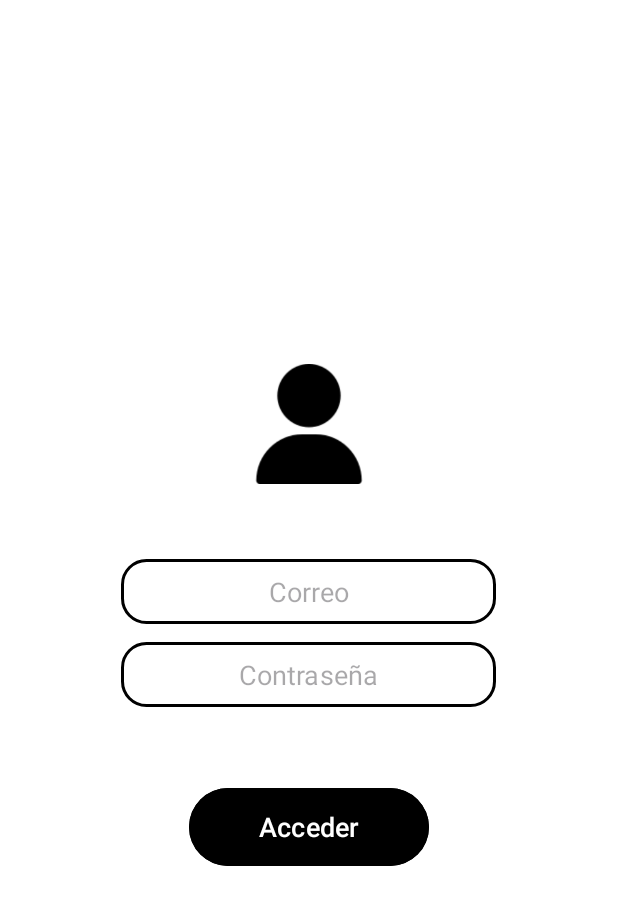
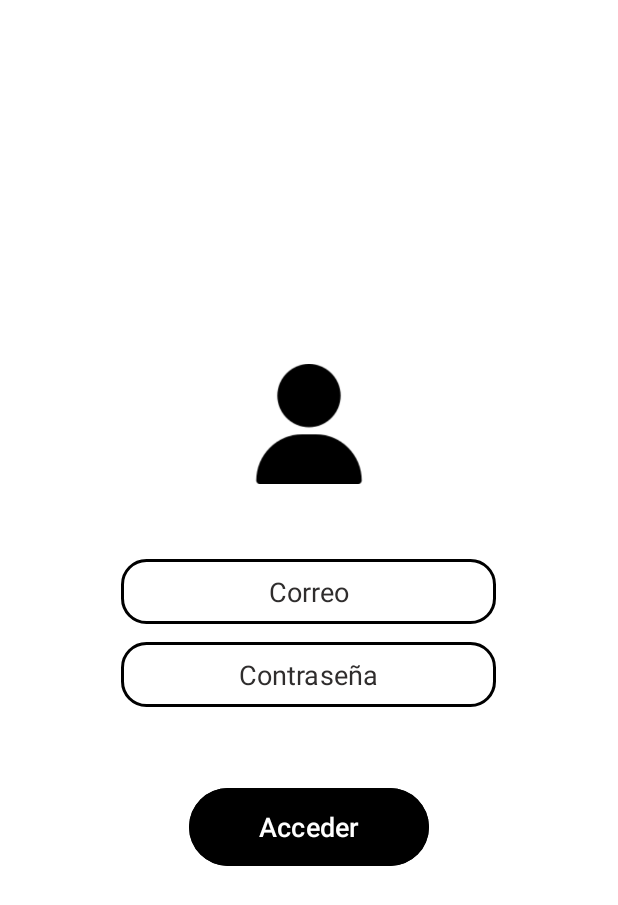
Before and after one commit to AlcahofaCreator/GeoApp, an Android app: the screen it shows after launch (Login), on a phone screen of 412 x 824 dp. Shown: the top 905 px of the screen. Run offline under Robolectric (Android 15) with nearby library versions, the phone set to English and light mode, and no system bars; our stand-ins replace Firebase (no records; nobody signed in at launch, a user with empty details on screens opened directly).

Commit message:
InterfacesV1.1

```diff
--- a/app/src/main/res/layout/activity_login.xml
+++ b/app/src/main/res/layout/activity_login.xml
@@ -31,6 +31,8 @@
             android:layout_width="250dp"
             android:layout_height="wrap_content"
             android:hint="Correo"
+            android:textColorHint="@color/gray"
+            android:textColor="@color/black"
             android:padding="9dp"
             android:layout_marginBottom="12dp"
             android:background="@drawable/rounded_edittext"
@@ -41,8 +43,10 @@
             android:layout_width="250dp"
             android:layout_height="wrap_content"
             android:hint="Contraseña"
+            android:textColorHint="@color/gray"
             android:padding="9dp"
             android:inputType="textPassword"
+            android:textColor="@color/black"
             android:background="@drawable/rounded_edittext"
             android:layout_marginBottom="50dp"
             android:textAlignment="center" />
--- a/app/src/main/res/layout/activity_main.xml
+++ b/app/src/main/res/layout/activity_main.xml
@@ -26,6 +26,7 @@
                 android:layout_height="wrap_content"
                 android:textSize="33sp"
                 android:textStyle="bold"
+                android:textColor="@color/black"
                 android:layout_marginStart="29dp"
                 android:text="MAPA">
             </TextView>
--- a/app/src/main/res/layout/activity_mapa.xml
+++ b/app/src/main/res/layout/activity_mapa.xml
@@ -7,6 +7,7 @@
     android:layout_height="match_parent"
     tools:context=".Mapa"
     android:orientation="vertical"
+    android:background="@color/white"
     android:gravity="center">
 
 
--- a/app/src/main/res/values/colors.xml
+++ b/app/src/main/res/values/colors.xml
@@ -2,4 +2,5 @@
 <resources>
     <color name="black">#FF000000</color>
     <color name="white">#FFFFFFFF</color>
+    <color name="gray">#2F2D2D</color>
 </resources>
```
